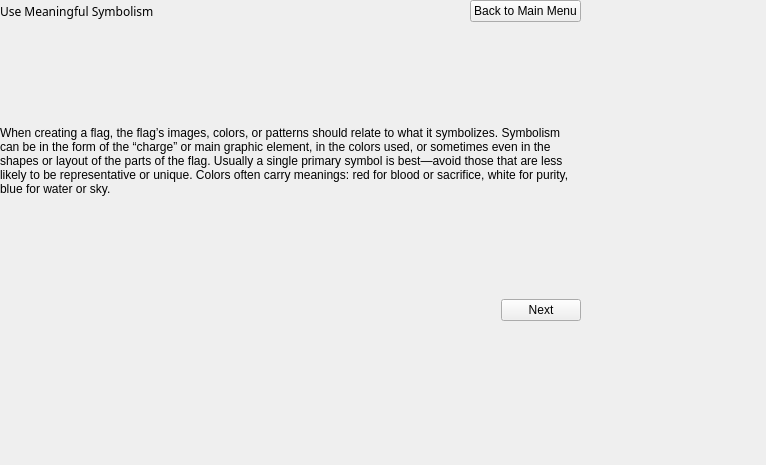
Qt form meaningfulsymbolismlesson.ui (zxjorge/EDApp) before a commit.
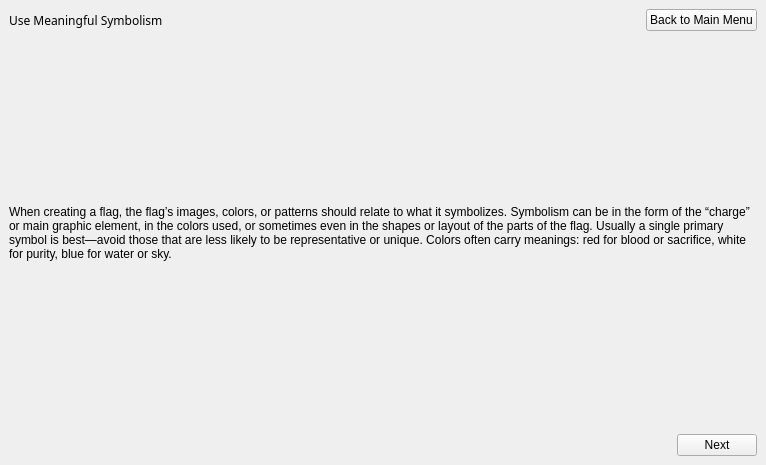
The same form after that commit.

```diff
--- a/meaningfulsymbolismlesson.ui
+++ b/meaningfulsymbolismlesson.ui
@@ -14,15 +14,8 @@
    <string>StackedWidget</string>
   </property>
   <widget class="QWidget" name="page">
-   <widget class="QWidget" name="layoutWidget">
-    <property name="geometry">
-     <rect>
-      <x>0</x>
-      <y>0</y>
-      <width>581</width>
-      <height>321</height>
-     </rect>
-    </property>
+   <layout class="QVBoxLayout" name="verticalLayout_3">
+    <item>
     <layout class="QVBoxLayout" name="verticalLayout">
      <item>
       <layout class="QHBoxLayout" name="horizontalLayout">
@@ -95,7 +88,8 @@
       </layout>
      </item>
     </layout>
-   </widget>
+    </item>
+   </layout>
   </widget>
   <widget class="QWidget" name="page_2">
    <widget class="QWidget" name="layoutWidget_2">
```
Left out of the diff: 14 changed lines with no effect on the pictures. Lines whose indentation alone changed are shown as unchanged.
